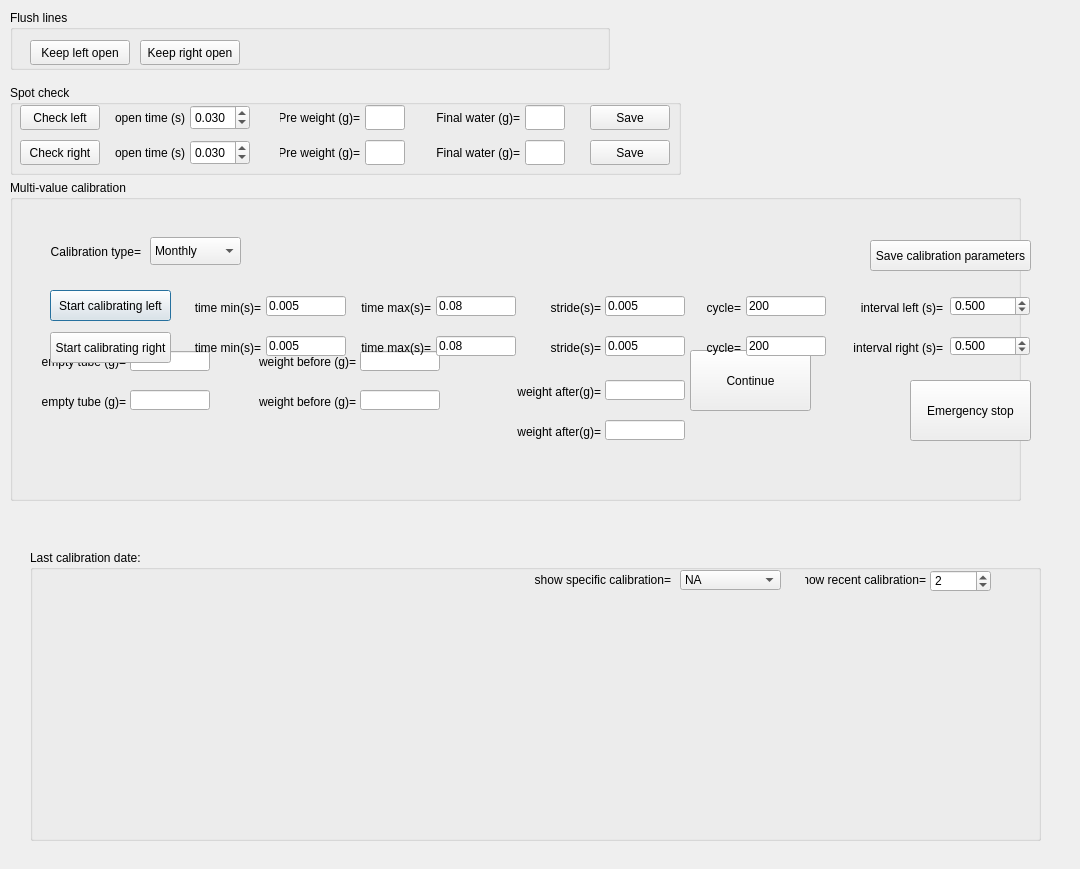
The window that src/foraging_gui/Calibration.ui (AllenNeuralDynamics/dynamic-foraging-task) describes before a commit, drawn with Qt 5.
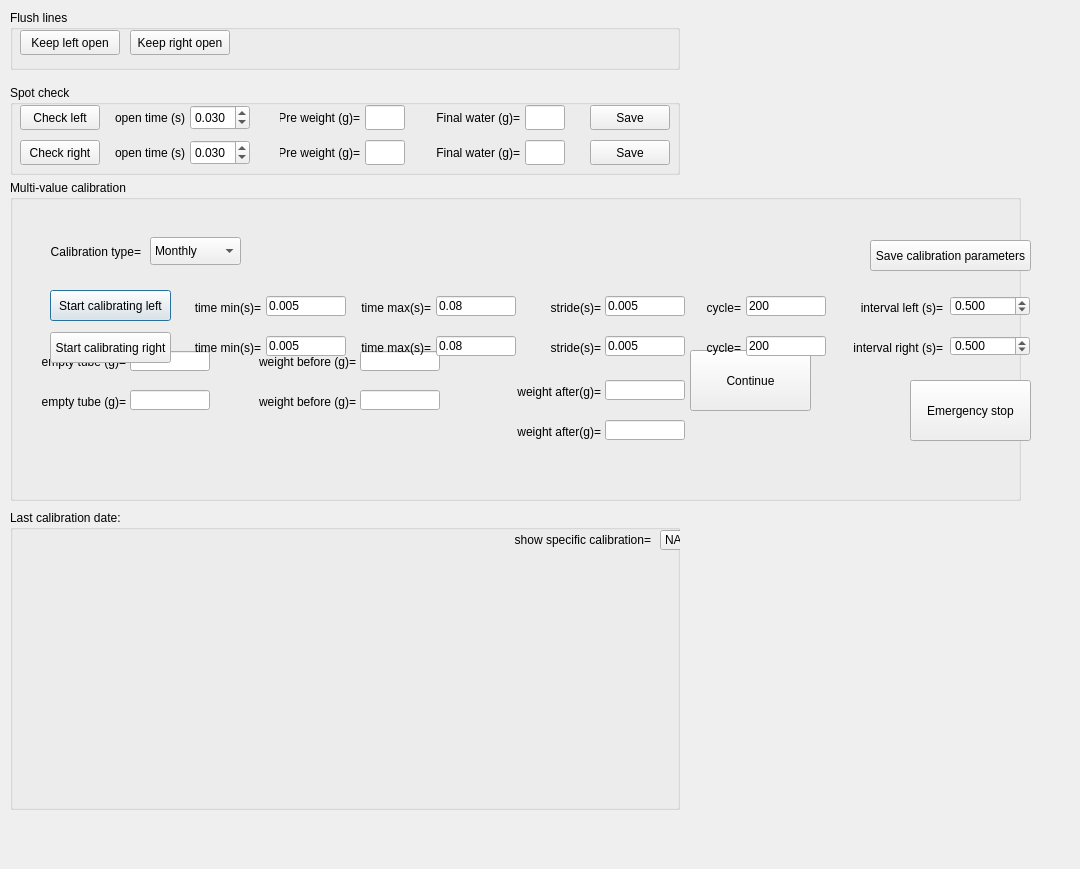
The same window after the commit.

What changed in the file:
```diff
--- a/src/foraging_gui/Calibration.ui
+++ b/src/foraging_gui/Calibration.ui
@@ -48,10 +48,10 @@
   <widget class="QGroupBox" name="VisuCalibration">
    <property name="geometry">
     <rect>
-     <x>30</x>
-     <y>550</y>
-     <width>1011</width>
-     <height>291</height>
+            <x>10</x>
+            <y>510</y>
+            <width>670</width>
+            <height>300</height>
     </rect>
    </property>
    <property name="title">
@@ -617,7 +617,7 @@
         <rect>
             <x>10</x>
             <y>10</y>
-            <width>600</width>
+            <width>670</width>
             <height>60</height>
         </rect>
     </property>
@@ -627,8 +627,8 @@
     <widget class="QPushButton" name="OpenLeftForever">
         <property name="geometry">
             <rect>
-                <x>20</x>
-                <y>30</y>
+                <x>10</x>
+                <y>20</y>
                 <width>100</width>
                 <height>25</height>
             </rect>
@@ -643,8 +643,8 @@
     <widget class="QPushButton" name="OpenRightForever">
         <property name="geometry">
             <rect>
-                <x>130</x>
-                <y>30</y>
+                <x>120</x>
+                <y>20</y>
                 <width>100</width>
                 <height>25</height>
             </rect>
@@ -662,7 +662,7 @@
         <rect>
             <x>10</x>
             <y>85</y>
-            <width>671</width>
+            <width>670</width>
             <height>90</height>
             </rect>
         </property>
```
Lines whose indentation alone changed are shown as unchanged.
